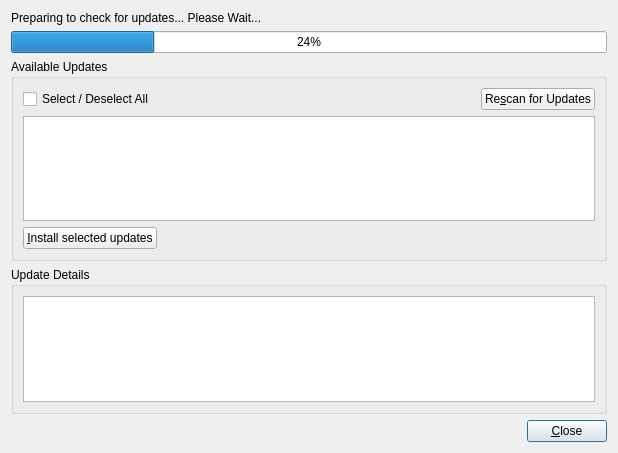
The window that src-qt4/pc-updategui/mainWin.ui (trueos/pcbsd) describes before a commit, drawn with Qt 5.
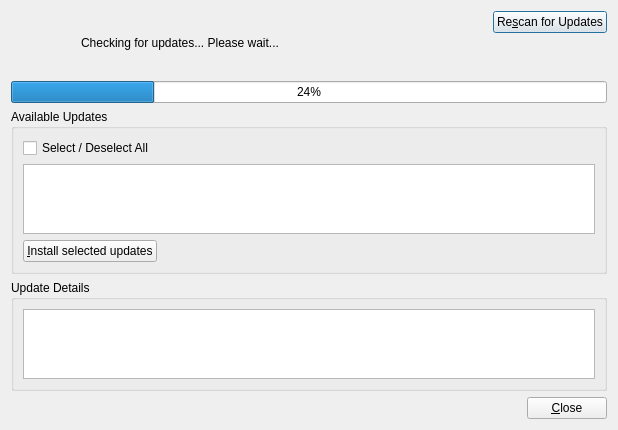
The same window after the commit. Icons and pictures are not drawn.

Commit message: Improve the look-n-feel of the pc-updategui a bit, add status icons showing whats going on during update checks / fetch / install

```diff
--- a/src-qt4/pc-updategui/mainWin.ui
+++ b/src-qt4/pc-updategui/mainWin.ui
@@ -7,9 +7,15 @@
     <x>0</x>
     <y>0</y>
     <width>618</width>
-    <height>453</height>
+    <height>403</height>
    </rect>
   </property>
+  <property name="sizePolicy">
+   <sizepolicy hsizetype="Preferred" vsizetype="Preferred">
+    <horstretch>0</horstretch>
+    <verstretch>0</verstretch>
+   </sizepolicy>
+  </property>
   <property name="windowTitle">
    <string>Update Manager</string>
   </property>
@@ -17,31 +23,96 @@
    <iconset resource="pc-updategui.qrc">
     <normaloff>:/sysupdate.png</normaloff>:/sysupdate.png</iconset>
   </property>
-  <layout class="QGridLayout" name="gridLayout">
-   <item row="4" column="0">
-    <layout class="QHBoxLayout" name="horizontalLayout_3">
-     <item>
-      <spacer name="horizontalSpacer_2">
+  <layout class="QGridLayout" name="gridLayout_4">
+   <item row="0" column="0">
+    <layout class="QGridLayout" name="gridLayout">
+     <item row="0" column="0" rowspan="2">
+      <layout class="QHBoxLayout" name="horizontalLayout_4">
+       <item>
+        <widget class="QLabel" name="labelIcon">
+         <property name="minimumSize">
+          <size>
+           <width>64</width>
+           <height>64</height>
+          </size>
+         </property>
+         <property name="maximumSize">
+          <size>
+           <width>64</width>
+           <height>64</height>
+          </size>
+         </property>
+         <property name="text">
+          <string/>
+         </property>
+         <property name="pixmap">
+          <pixmap resource="pc-updategui.qrc">:/images/syscheck.png</pixmap>
+         </property>
+        </widget>
+       </item>
+       <item>
+        <widget class="QLabel" name="textLabel">
+         <property name="sizePolicy">
+          <sizepolicy hsizetype="MinimumExpanding" vsizetype="Minimum">
+           <horstretch>0</horstretch>
+           <verstretch>0</verstretch>
+          </sizepolicy>
+         </property>
+         <property name="text">
+          <string>Checking for updates... Please wait...</string>
+         </property>
+         <property name="alignment">
+          <set>Qt::AlignLeading|Qt::AlignLeft|Qt::AlignVCenter</set>
+         </property>
+         <property name="wordWrap">
+          <bool>true</bool>
+         </property>
+        </widget>
+       </item>
+      </layout>
+     </item>
+     <item row="0" column="1">
+      <widget class="QPushButton" name="buttonRescan">
+       <property name="sizePolicy">
+        <sizepolicy hsizetype="Minimum" vsizetype="Fixed">
+         <horstretch>0</horstretch>
+         <verstretch>0</verstretch>
+        </sizepolicy>
+       </property>
+       <property name="text">
+        <string>Re&amp;scan for Updates</string>
+       </property>
+       <property name="icon">
+        <iconset resource="pc-updategui.qrc">
+         <normaloff>:/view-refresh.png</normaloff>:/view-refresh.png</iconset>
+       </property>
+       <property name="flat">
+        <bool>false</bool>
+       </property>
+      </widget>
+     </item>
+     <item row="1" column="1">
+      <spacer name="verticalSpacer">
        <property name="orientation">
-        <enum>Qt::Horizontal</enum>
+        <enum>Qt::Vertical</enum>
        </property>
        <property name="sizeHint" stdset="0">
         <size>
-         <width>40</width>
-         <height>20</height>
+         <width>20</width>
+         <height>18</height>
         </size>
        </property>
       </spacer>
      </item>
-     <item>
-      <widget class="QPushButton" name="pushClose">
-       <property name="text">
-        <string>&amp;Close</string>
-       </property>
-      </widget>
-     </item>
     </layout>
    </item>
+   <item row="1" column="0">
+    <widget class="QProgressBar" name="progressUpdate">
+     <property name="value">
+      <number>24</number>
+     </property>
+    </widget>
+   </item>
    <item row="2" column="0">
     <widget class="QGroupBox" name="groupUpdates">
      <property name="title">
@@ -70,20 +141,6 @@
           </property>
          </spacer>
         </item>
-        <item>
-         <widget class="QPushButton" name="buttonRescan">
-          <property name="text">
-           <string>Re&amp;scan for Updates</string>
-          </property>
-          <property name="icon">
-           <iconset resource="pc-updategui.qrc">
-            <normaloff>:/view-refresh.png</normaloff>:/view-refresh.png</iconset>
-          </property>
-          <property name="flat">
-           <bool>false</bool>
-          </property>
-         </widget>
-        </item>
        </layout>
       </item>
       <item row="1" column="0">
@@ -119,34 +176,11 @@
      </layout>
     </widget>
    </item>
-   <item row="1" column="0">
-    <widget class="QProgressBar" name="progressUpdate">
-     <property name="value">
-      <number>24</number>
-     </property>
-    </widget>
-   </item>
-   <item row="0" column="0">
-    <widget class="QLabel" name="textLabel">
-     <property name="sizePolicy">
-      <sizepolicy hsizetype="Preferred" vsizetype="Minimum">
-       <horstretch>0</horstretch>
-       <verstretch>0</verstretch>
-      </sizepolicy>
-     </property>
-     <property name="text">
-      <string>Preparing to check for updates... Please Wait...</string>
-     </property>
-     <property name="alignment">
-      <set>Qt::AlignLeading|Qt::AlignLeft|Qt::AlignTop</set>
-     </property>
-     <property name="wordWrap">
-      <bool>true</bool>
-     </property>
-    </widget>
-   </item>
    <item row="3" column="0">
     <widget class="QGroupBox" name="groupDetails">
+     <property name="enabled">
+      <bool>true</bool>
+     </property>
      <property name="title">
       <string>Update Details</string>
      </property>
@@ -161,6 +195,30 @@
      </layout>
     </widget>
    </item>
+   <item row="4" column="0">
+    <layout class="QHBoxLayout" name="horizontalLayout_3">
+     <item>
+      <spacer name="horizontalSpacer_2">
+       <property name="orientation">
+        <enum>Qt::Horizontal</enum>
+       </property>
+       <property name="sizeHint" stdset="0">
+        <size>
+         <width>40</width>
+         <height>20</height>
+        </size>
+       </property>
+      </spacer>
+     </item>
+     <item>
+      <widget class="QPushButton" name="pushClose">
+       <property name="text">
+        <string>&amp;Close</string>
+       </property>
+      </widget>
+     </item>
+    </layout>
+   </item>
   </layout>
  </widget>
  <resources>
```
Left out of the diff: 6 changed lines with no effect on the pictures. The commit also changes 11 other files.
